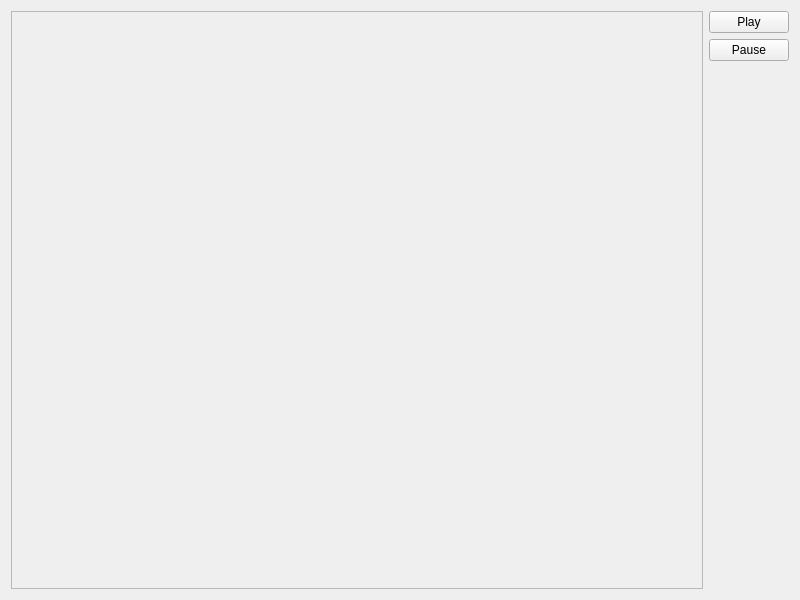
Old version of the form DivisactionQt/divisactionwindow.ui in the repository RicardoEPRodrigues/3Motion.
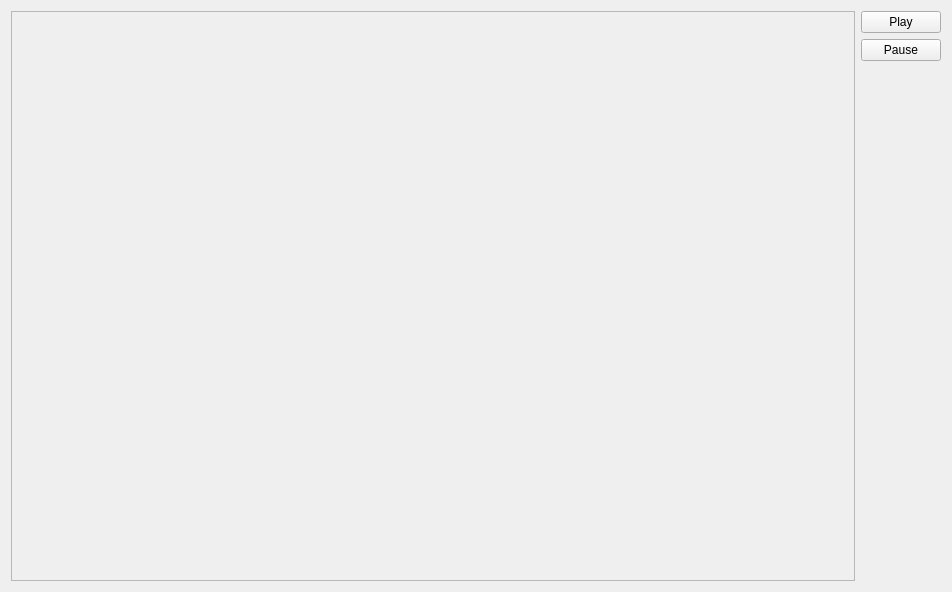
New version of the form.

What changed in the file:
```diff
--- a/DivisactionQt/divisactionwindow.ui
+++ b/DivisactionQt/divisactionwindow.ui
@@ -6,10 +6,16 @@
    <rect>
     <x>0</x>
     <y>0</y>
-    <width>800</width>
-    <height>600</height>
+    <width>952</width>
+    <height>592</height>
    </rect>
   </property>
+  <property name="minimumSize">
+   <size>
+    <width>650</width>
+    <height>0</height>
+   </size>
+  </property>
   <property name="windowTitle">
    <string>DivisactionWindow</string>
   </property>
@@ -30,8 +36,8 @@
           <rect>
            <x>0</x>
            <y>0</y>
-           <width>685</width>
-           <height>578</height>
+           <width>837</width>
+           <height>570</height>
           </rect>
          </property>
          <layout class="QVBoxLayout" name="ActionStackLayout"/>
```
